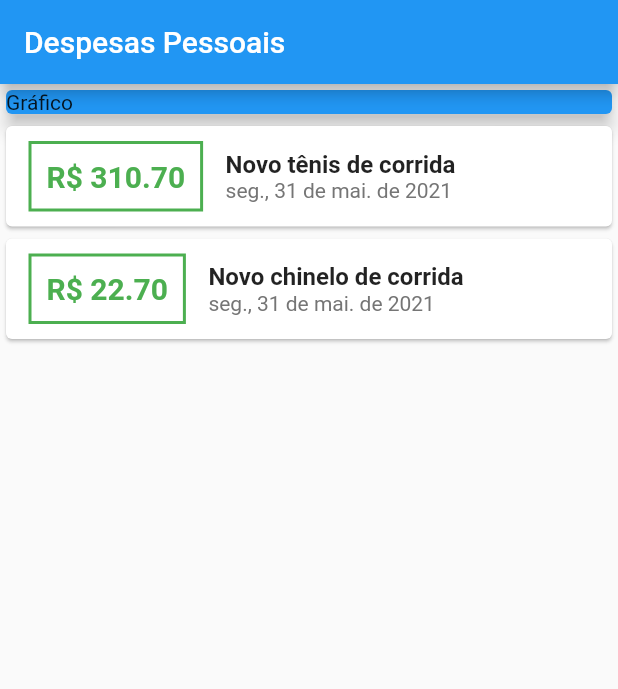
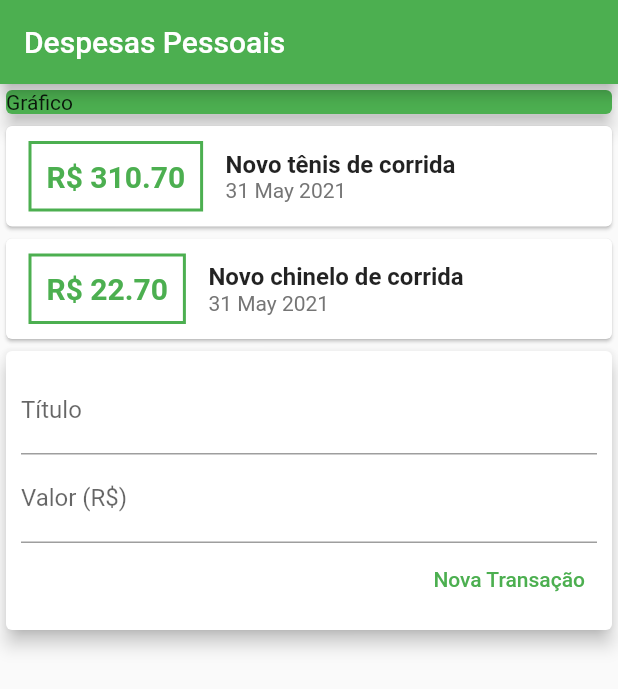
Before and after one commit to igorsromero/expenses_project, a Flutter app: the screen it shows after launch, on a phone screen of 412 x 824 dp. Shown: the top 689 px of the screen. Run offline on Flutter 3.47's test engine with Material 2 defaults, Android fonts, the phone set to English and light mode, and no system bars.

Commit message:
Refatoring code.

```diff
--- /dev/null
+++ b/lib/components/transaction_form.dart
@@ -0,0 +1,47 @@
+import 'package:flutter/material.dart';
+
+class TransactionForm extends StatelessWidget {
+  final titleController = TextEditingController();
+  final valueController = TextEditingController();
+
+  @override
+  Widget build(BuildContext context) {
+    return Card(
+      elevation: 5,
+      child: Padding(
+        padding: const EdgeInsets.all(10),
+        child: Column(
+          children: [
+            TextField(
+              controller: titleController,
+              decoration: InputDecoration(
+                labelText: 'Título',
+              ),
+            ),
+            TextField(
+              controller: valueController,
+              decoration: InputDecoration(
+                labelText: "Valor (R\$)",
+              ),
+            ),
+            Row(
+              mainAxisAlignment: MainAxisAlignment.end,
+              children: [
+                TextButton(
+                  child: Text(
+                    "Nova Transação",
+                    style: TextStyle(color: Colors.green),
+                  ),
+                  onPressed: () {
+                    print(titleController.text);
+                    print(valueController.text);
+                  },
+                ),
+              ],
+            ),
+          ],
+        ),
+      ),
+    );
+  }
+}
--- /dev/null
+++ b/lib/components/transaction_list.dart
@@ -0,0 +1,58 @@
+import 'package:flutter/material.dart';
+import 'package:intl/intl.dart';
+import '../models/transaction.dart';
+
+class TransactionList extends StatelessWidget {
+  final List<Transaction> transactions;
+  TransactionList(this.transactions);
+
+  @override
+  Widget build(BuildContext context) {
+    return Column(
+      children: transactions.map((tr) {
+        return Card(
+          child: Row(
+            children: [
+              Container(
+                margin: EdgeInsets.symmetric(horizontal: 15, vertical: 10),
+                decoration: BoxDecoration(
+                  border: Border.all(
+                    color: Colors.green,
+                    width: 2,
+                  ),
+                ),
+                padding: EdgeInsets.all(10),
+                child: Text(
+                  'R\$ ${tr.value.toStringAsFixed(2)}',
+                  style: TextStyle(
+                    fontWeight: FontWeight.bold,
+                    fontSize: 20,
+                    color: Colors.green,
+                  ),
+                ),
+              ),
+              Column(
+                crossAxisAlignment: CrossAxisAlignment.start,
+                children: [
+                  Text(
+                    tr.title,
+                    style: TextStyle(
+                      fontWeight: FontWeight.bold,
+                      fontSize: 16,
+                    ),
+                  ),
+                  Text(
+                    DateFormat("d MMM y").format(tr.date),
+                    style: TextStyle(
+                      color: Colors.grey[600],
+                    ),
+                  ),
+                ],
+              )
+            ],
+          ),
+        );
+      }).toList(),
+    );
+  }
+}
--- /dev/null
+++ b/lib/components/transaction_user.dart
@@ -0,0 +1,34 @@
+import 'package:flutter/material.dart';
+import 'transaction_form.dart';
+import 'transaction_list.dart';
+import '../models/transaction.dart';
+
+class TransactionUser extends StatefulWidget {
+  @override
+  _TransactionUserState createState() => _TransactionUserState();
+}
+
+class _TransactionUserState extends State<TransactionUser> {
+  final _transactions = [
+    Transaction(
+        id: 't1',
+        title: 'Novo tênis de corrida',
+        value: 310.70,
+        date: DateTime.now()),
+    Transaction(
+        id: 't2',
+        title: 'Novo chinelo de corrida',
+        value: 22.70,
+        date: DateTime.now()),
+  ];
+
+  @override
+  Widget build(BuildContext context) {
+    return Column(
+      children: [
+        TransactionList(_transactions),
+        TransactionForm(),
+      ],
+    );
+  }
+}
--- a/lib/main.dart
+++ b/lib/main.dart
@@ -1,8 +1,7 @@
-import 'package:expenses_project/models/transaction.dart';
 import 'package:flutter/material.dart';
-import 'package:intl/intl.dart';
+import 'components/transaction_user.dart';
 
-main() => {Intl.defaultLocale = 'pt_Br', runApp(ExpensesApp())};
+main() => {runApp(ExpensesApp())};
 
 class ExpensesApp extends StatelessWidget {
   @override
@@ -14,84 +13,26 @@ class ExpensesApp extends StatelessWidget {
 }
 
 class MyHomePage extends StatelessWidget {
-  final _transactions = [
-    Transaction(
-        id: 't1',
-        title: 'Novo tênis de corrida',
-        value: 310.70,
-        date: DateTime.now()),
-    Transaction(
-        id: 't2',
-        title: 'Novo chinelo de corrida',
-        value: 22.70,
-        date: DateTime.now()),
-  ];
-
   @override
   Widget build(BuildContext context) {
     return Scaffold(
       appBar: AppBar(
         title: Text("Despesas Pessoais"),
+        backgroundColor: Colors.green,
       ),
       body: Column(
         mainAxisAlignment: MainAxisAlignment.start,
-        crossAxisAlignment: CrossAxisAlignment.center,
+        crossAxisAlignment: CrossAxisAlignment.stretch,
         children: [
           Container(
             width: double.infinity,
             child: Card(
-              color: Colors.blue,
+              color: Colors.green,
               child: Text('Gráfico'),
               elevation: 5,
             ),
           ),
-          Column(
-            children: _transactions.map((tr) {
-              return Card(
-                child: Row(
-                  children: [
-                    Container(
-                      margin:
-                          EdgeInsets.symmetric(horizontal: 15, vertical: 10),
-                      decoration: BoxDecoration(
-                        border: Border.all(
-                          color: Colors.green,
-                          width: 2,
-                        ),
-                      ),
-                      padding: EdgeInsets.all(10),
-                      child: Text(
-                        'R\$ ${tr.value.toStringAsFixed(2)}',
-                        style: TextStyle(
-                          fontWeight: FontWeight.bold,
-                          fontSize: 20,
-                          color: Colors.green,
-                        ),
-                      ),
-                    ),
-                    Column(
-                      crossAxisAlignment: CrossAxisAlignment.start,
-                      children: [
-                        Text(
-                          tr.title,
-                          style: TextStyle(
-                            fontWeight: FontWeight.bold,
-                            fontSize: 16,
-                          ),
-                        ),
-                        Text(
-                          DateFormat.yMMMEd().format(tr.date),
-                          style: TextStyle(
-                            color: Colors.grey[600],
-                          ),
-                        ),
-                      ],
-                    )
-                  ],
-                ),
-              );
-            }).toList(),
-          ),
+          TransactionUser(),
         ],
       ),
     );
```
